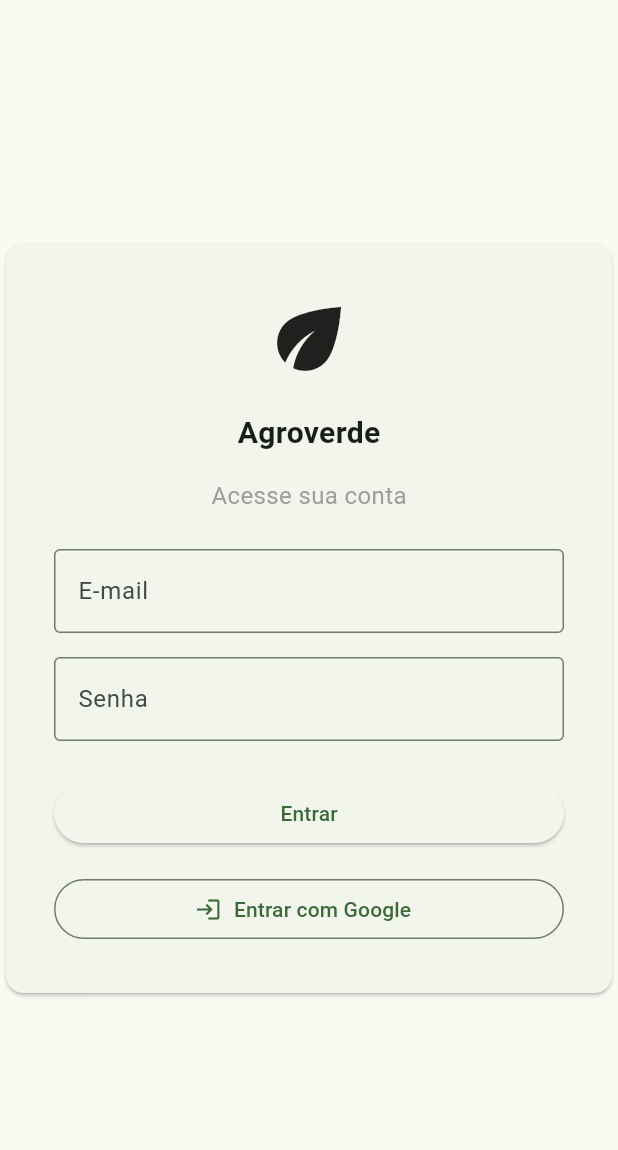
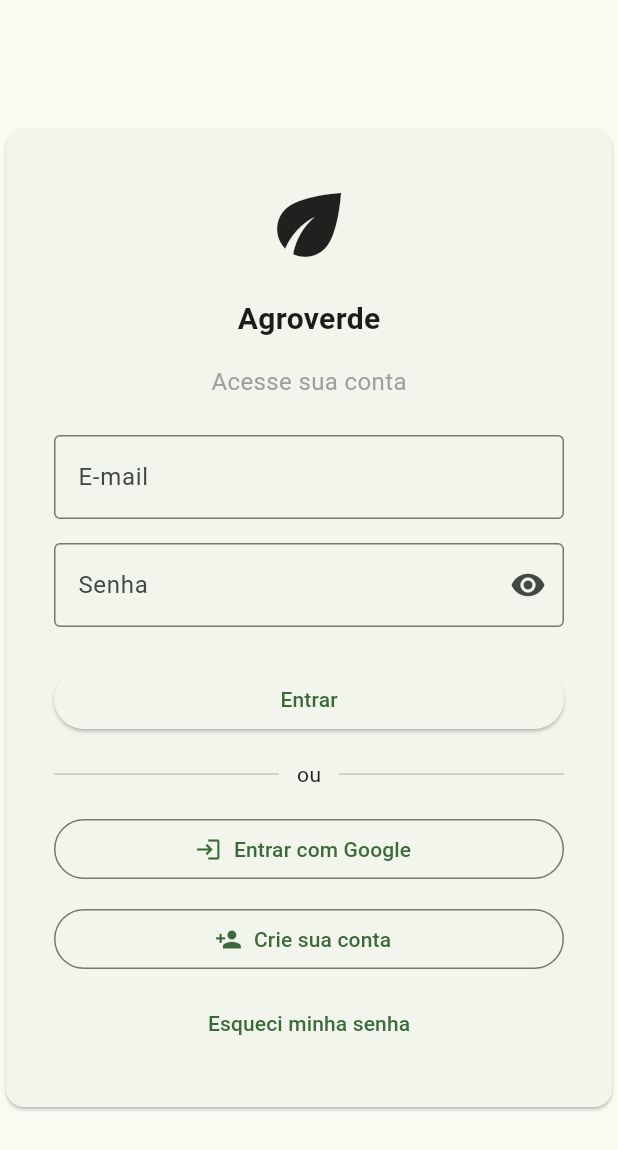
Before and after one commit to NasciM3nt0Felipe/agroverde-flutter, a Flutter app: the LoginPage screen opened by its route, on a phone screen of 412 x 824 dp. Shown: the top 1150 px of the screen. Run offline on Flutter 3.47's test engine with Material 3 defaults, Android fonts, the phone set to English and light mode, and no system bars.

Commit message:
feat(login): melhora interface da tela de autenticação

```diff
--- a/agroverde/lib/pages/login_page.dart
+++ b/agroverde/lib/pages/login_page.dart
@@ -8,11 +8,13 @@ class LoginPage extends StatefulWidget {
 }
 
 class _LoginPageState extends State<LoginPage> {
+  bool _obscurePassword = true; // Variável para mostrar/ocultar senha
+
   @override
   Widget build(BuildContext context) {
     return Scaffold(
       body: Center(
-        //Janela de login
+        // Janela de login
         child: SizedBox(
           width: 420,
           child: Card(
@@ -21,41 +23,78 @@ class _LoginPageState extends State<LoginPage> {
               child: Column(
                 mainAxisSize: MainAxisSize.min,
                 children: [
-                  Icon(Icons.eco, size: 64),
-                  SizedBox(height: 16),
+                  const Icon(Icons.eco, size: 64),
+
+                  const SizedBox(height: 16),
+
                   const Text(
                     'Agroverde',
                     style: TextStyle(fontSize: 20, fontWeight: FontWeight.bold),
                   ),
-                  SizedBox(height: 16),
+
+                  const SizedBox(height: 16),
+
                   const Text(
                     'Acesse sua conta',
                     style: TextStyle(fontSize: 16, color: Colors.grey),
                   ),
-                  SizedBox(height: 24),
+
+                  const SizedBox(height: 24),
+
                   TextField(
-                    decoration: InputDecoration(
+                    decoration: const InputDecoration(
                       labelText: 'E-mail',
                       border: OutlineInputBorder(),
                     ),
                   ),
+
                   const SizedBox(height: 16),
+
                   TextField(
-                    obscureText: true,
-                    decoration: const InputDecoration(
+                    obscureText: _obscurePassword,
+                    decoration: InputDecoration(
                       labelText: 'Senha',
-                      border: OutlineInputBorder(),
+                      border: const OutlineInputBorder(),
+                      suffixIcon: IconButton(
+                        icon: Icon(
+                          _obscurePassword
+                              ? Icons.visibility
+                              : Icons.visibility_off,
+                        ),
+                        onPressed: () {
+                          setState(() {
+                            _obscurePassword = !_obscurePassword;
+                          });
+                        },
+                      ),
                     ),
                   ),
+
                   const SizedBox(height: 24),
+
                   SizedBox(
                     width: double.infinity,
                     child: ElevatedButton(
                       onPressed: () {},
-                      child: Text('Entrar'),
+                      child: const Text('Entrar'),
                     ),
                   ),
+
                   const SizedBox(height: 16),
+
+                  const Row(
+                    children: [
+                      Expanded(child: Divider()),
+                      Padding(
+                        padding: EdgeInsets.symmetric(horizontal: 12),
+                        child: Text('ou'),
+                      ),
+                      Expanded(child: Divider()),
+                    ],
+                  ),
+
+                  const SizedBox(height: 16),
+
                   SizedBox(
                     width: double.infinity,
                     child: OutlinedButton.icon(
@@ -63,6 +102,24 @@ class _LoginPageState extends State<LoginPage> {
                       icon: const Icon(Icons.login),
                       label: const Text('Entrar com Google'),
                     ),
+                  ),
+
+                  const SizedBox(height: 12),
+
+                  SizedBox(
+                    width: double.infinity,
+                    child: OutlinedButton.icon(
+                      onPressed: () {},
+                      icon: const Icon(Icons.person_add),
+                      label: const Text('Crie sua conta'),
+                    ),
+                  ),
+
+                  const SizedBox(height: 8),
+
+                  TextButton(
+                    onPressed: () {},
+                    child: const Text('Esqueci minha senha'),
                   ),
                 ],
               ),
```
